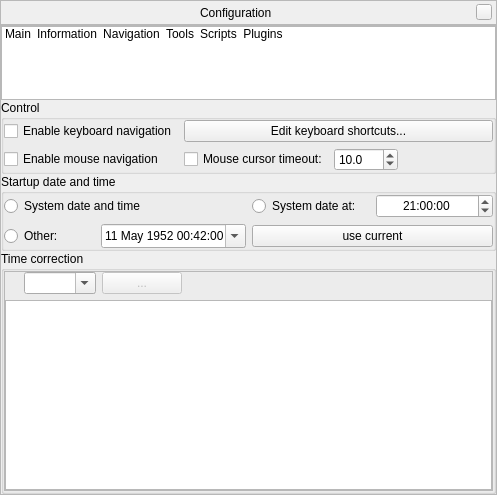
Above: src/gui/configurationDialog.ui from Stellarium/stellarium before the change. Below: the same form after it.
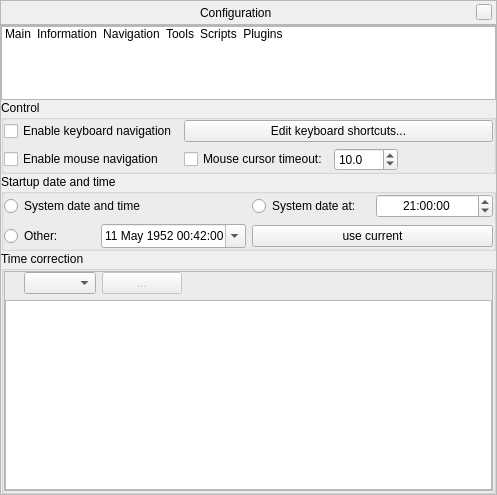
That is the form after the change. The open tabs and pages were chosen to show the change. Icons and pictures are not drawn. Custom widgets are drawn as their Qt base class.

Patch:
```diff
--- a/src/gui/configurationDialog.ui
+++ b/src/gui/configurationDialog.ui
@@ -966,12 +966,12 @@
                   </item>
                   <item>
                    <widget class="QComboBox" name="deltaTAlgorithmComboBox">
-                    <property name="editable">
-                     <bool>true</bool>
-                    </property>
                     <property name="insertPolicy">
                      <enum>QComboBox::NoInsert</enum>
                     </property>
+                    <property name="sizeAdjustPolicy">
+                     <enum>QComboBox::AdjustToContents</enum>
+                    </property>
                    </widget>
                   </item>
                   <item>
```
Left out of the diff: 2 changed lines with no effect on the pictures.
